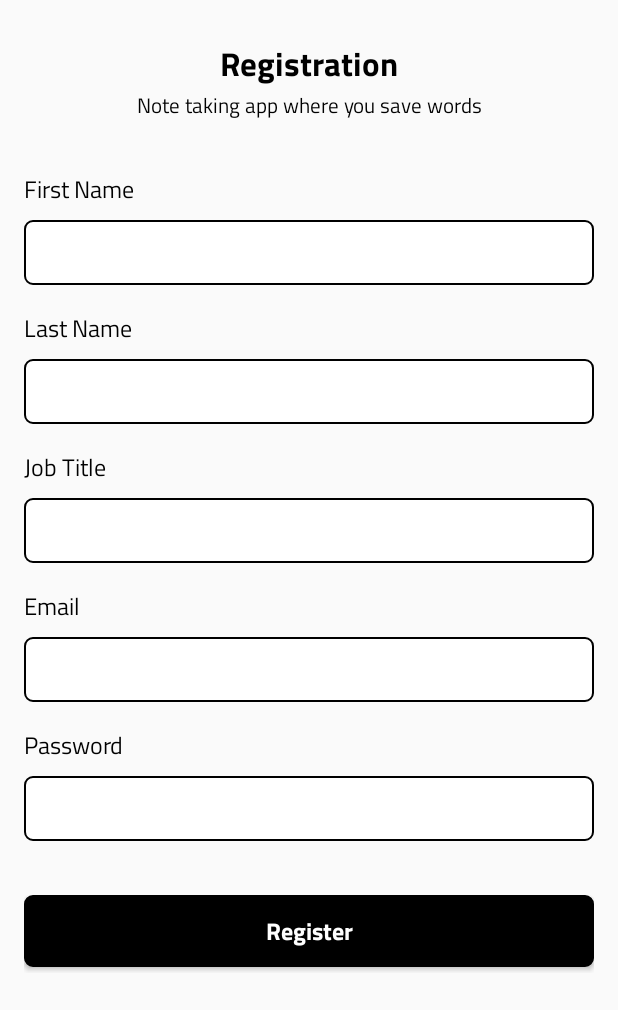
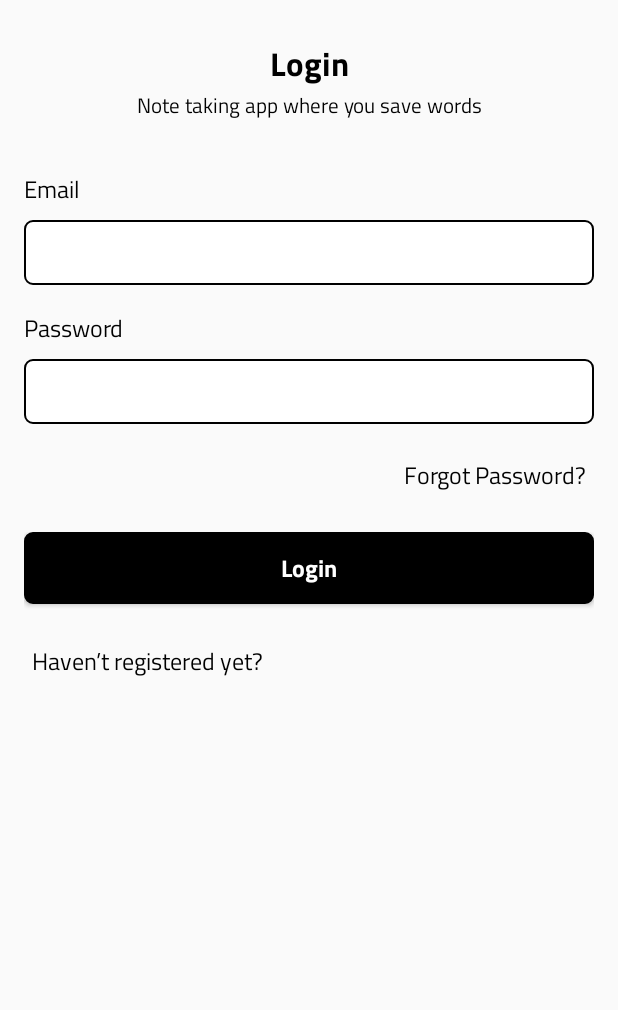
Before and after one commit to duyennguyen1408/Notes-App-with-Kotlin, an Android app: the screen it shows after launch (MainActivity), on a phone screen of 412 x 824 dp. Shown: the top 1010 px of the screen. Run offline under Robolectric (Android 15) with nearby library versions, the phone set to English and light mode, and no system bars; our stand-ins replace Dagger/Hilt's generated code, Firebase (no records; nobody signed in at launch, a user with empty details on screens opened directly).

Commit message:
Add Login feature and Modify the UI

```diff
--- a/app/src/main/java/com/example/notesappwithkotlin/data/repository/AuthRepository.kt
+++ b/app/src/main/java/com/example/notesappwithkotlin/data/repository/AuthRepository.kt
@@ -7,6 +7,6 @@
 interface AuthRepository {
     fun registerUser(email: String, password: String, user: User, result: (UiState<String>) -> Unit)
     fun updateUserInfo(user: User, result: (UiState<String>) -> Unit)
-    fun loginUser(user: User, result: (UiState<String>) -> Unit)
+    fun loginUser(email: String, password: String, result: (UiState<String>) -> Unit)
     fun forgotPassword(user: User, result: (UiState<String>) -> Unit)
 }
--- a/app/src/main/java/com/example/notesappwithkotlin/di/RepositoryModule.kt
+++ b/app/src/main/java/com/example/notesappwithkotlin/di/RepositoryModule.kt
@@ -1,6 +1,6 @@
 package com.example.notesappwithkotlin.di
 
-import com.example.firebasewithmvvm.data.repository.AuthRepositoryImp
+import com.example.notesappwithkotlin.data.repository.AuthRepositoryImp
 import com.example.notesappwithkotlin.data.repository.AuthRepository
 import com.example.notesappwithkotlin.data.repository.NoteRepository
 import com.example.notesappwithkotlin.data.repository.NoteRepositoryImp
--- a/app/src/main/java/com/example/notesappwithkotlin/ui/auth/AuthViewModel.kt
+++ b/app/src/main/java/com/example/notesappwithkotlin/ui/auth/AuthViewModel.kt
@@ -18,6 +18,10 @@
     val register: LiveData<UiState<String>>
         get() = _register
 
+    private val _login = MutableLiveData<UiState<String>>()
+    val login: LiveData<UiState<String>>
+        get() = _login
+
     fun register(
         email: String,
         password: String,
@@ -30,4 +34,17 @@
             user = user
         ) { _register.value = it }
     }
+
+    fun login(
+        email: String,
+        password: String
+    ) {
+        _login.value = UiState.Loading
+        repository.loginUser(
+            email,
+            password
+        ){
+            _login.value = it
+        }
+    }
 }
--- /dev/null
+++ b/app/src/main/java/com/example/notesappwithkotlin/ui/auth/LoginFragment.kt
@@ -0,0 +1,101 @@
+package com.example.notesappwithkotlin.ui.auth
+
+import android.os.Bundle
+import android.view.LayoutInflater
+import android.view.View
+import android.view.ViewGroup
+import androidx.fragment.app.Fragment
+import androidx.fragment.app.viewModels
+import androidx.navigation.fragment.findNavController
+import com.example.notesappwithkotlin.util.UiState
+import com.example.notesappwithkotlin.util.toast
+import com.example.notesappwithkotlin.R
+import com.example.notesappwithkotlin.databinding.FragmentLoginBinding
+import com.example.notesappwithkotlin.util.hide
+import com.example.notesappwithkotlin.util.isValidEmail
+import com.example.notesappwithkotlin.util.show
+import dagger.hilt.android.AndroidEntryPoint
+
+@AndroidEntryPoint
+class LoginFragment : Fragment() {
+
+    val TAG: String = "RegisterFragment"
+    lateinit var binding: FragmentLoginBinding
+    val viewModel: AuthViewModel by viewModels()
+
+    override fun onCreateView(
+        inflater: LayoutInflater, container: ViewGroup?,
+        savedInstanceState: Bundle?
+    ): View? {
+        binding = FragmentLoginBinding.inflate(layoutInflater)
+        return binding.root
+    }
+
+    override fun onViewCreated(view: View, savedInstanceState: Bundle?) {
+        super.onViewCreated(view, savedInstanceState)
+        observer()
+        binding.loginBtn.setOnClickListener {
+            if (validation()) {
+                viewModel.login(
+                    email = binding.emailEt.text.toString(),
+                    password = binding.passEt.text.toString()
+                )
+            }
+        }
+
+        binding.forgotPassLabel.setOnClickListener {
+
+        }
+
+        binding.registerLabel.setOnClickListener {
+            findNavController().navigate(R.id.action_loginFragment_to_registerFragment)
+        }
+    }
+
+    fun observer(){
+        viewModel.login.observe(viewLifecycleOwner) { state ->
+            when(state){
+                is UiState.Loading -> {
+                    binding.loginBtn.setText("")
+                    binding.loginProgress.show()
+                }
+                is UiState.Failure -> {
+                    binding.loginBtn.setText("Login")
+                    binding.loginProgress.hide()
+                    toast(state.error)
+                }
+                is UiState.Success -> {
+                    binding.loginBtn.setText("Login")
+                    binding.loginProgress.hide()
+                    toast(state.data)
+                    findNavController().navigate(R.id.action_loginFragment_to_noteListingFragment)
+                }
+            }
+        }
+    }
+
+    fun validation(): Boolean {
+        var isValid = true
+
+        if (binding.emailEt.text.isNullOrEmpty()){
+            isValid = false
+            toast(getString(R.string.enter_email))
+        }else{
+            if (!binding.emailEt.text.toString().isValidEmail()){
+                isValid = false
+                toast(getString(R.string.invalid_email))
+            }
+        }
+        if (binding.passEt.text.isNullOrEmpty()){
+            isValid = false
+            toast(getString(R.string.enter_password))
+        }else{
+            if (binding.passEt.text.toString().length < 8){
+                isValid = false
+                toast(getString(R.string.invalid_password))
+            }
+        }
+        return isValid
+    }
+
+}
--- /dev/null
+++ b/app/src/main/res/layout/fragment_login.xml
@@ -0,0 +1,160 @@
+<?xml version="1.0" encoding="utf-8"?>
+<androidx.constraintlayout.widget.ConstraintLayout xmlns:android="http://schemas.android.com/apk/res/android"
+    xmlns:tools="http://schemas.android.com/tools"
+    android:layout_width="match_parent"
+    android:layout_height="match_parent"
+    xmlns:app="http://schemas.android.com/apk/res-auto"
+    tools:context=".ui.auth.LoginFragment">
+
+    <TextView
+        android:id="@+id/name"
+        android:layout_width="wrap_content"
+        android:layout_height="wrap_content"
+        android:layout_marginTop="25dp"
+        android:fontFamily="@font/titillium_web_bold"
+        android:text="Login"
+        android:textColor="@color/black"
+        android:textSize="22dp"
+        app:layout_constraintEnd_toEndOf="parent"
+        app:layout_constraintStart_toStartOf="parent"
+        app:layout_constraintTop_toTopOf="parent" />
+
+    <TextView
+        android:id="@+id/headline"
+        android:layout_width="wrap_content"
+        android:layout_height="wrap_content"
+        android:fontFamily="@font/titillium_web_regular"
+        android:text="Note taking app where you save words"
+        android:textColor="@color/black"
+        android:textSize="14dp"
+        app:layout_constraintEnd_toEndOf="parent"
+        app:layout_constraintStart_toStartOf="parent"
+        app:layout_constraintTop_toBottomOf="@+id/name" />
+
+    <TextView
+        android:id="@+id/email_label"
+        android:layout_width="wrap_content"
+        android:layout_height="wrap_content"
+        android:layout_marginStart="16dp"
+        android:layout_marginTop="32dp"
+        android:fontFamily="@font/titillium_web_regular"
+        android:text="Email"
+        android:textColor="@color/black"
+        android:textSize="16dp"
+        app:layout_constraintStart_toStartOf="parent"
+        app:layout_constraintTop_toBottomOf="@+id/headline" />
+
+    <EditText
+        android:id="@+id/email_et"
+        android:layout_width="0dp"
+        android:layout_height="wrap_content"
+        android:layout_marginStart="16dp"
+        android:layout_marginLeft="16dp"
+        android:layout_marginTop="8dp"
+        android:layout_marginEnd="16dp"
+        android:layout_marginRight="16dp"
+        android:background="@drawable/black_white_rect_bg"
+        android:ems="10"
+        android:fontFamily="@font/titillium_web_regular"
+        android:inputType="textPersonName"
+        android:textColor="@color/black"
+        android:textSize="14dp"
+        app:layout_constraintEnd_toEndOf="parent"
+        app:layout_constraintHorizontal_bias="0.0"
+        app:layout_constraintStart_toStartOf="parent"
+        app:layout_constraintTop_toBottomOf="@+id/email_label" />
+
+    <TextView
+        android:id="@+id/pass_label"
+        android:layout_width="wrap_content"
+        android:layout_height="wrap_content"
+        android:layout_marginTop="16dp"
+        android:fontFamily="@font/titillium_web_regular"
+        android:text="Password"
+        android:textColor="@color/black"
+        android:textSize="16dp"
+        app:layout_constraintEnd_toEndOf="@+id/email_et"
+        app:layout_constraintHorizontal_bias="0.0"
+        app:layout_constraintStart_toStartOf="@+id/email_et"
+        app:layout_constraintTop_toBottomOf="@+id/email_et" />
+
+    <EditText
+        android:id="@+id/pass_et"
+        android:layout_width="0dp"
+        android:layout_height="wrap_content"
+        android:layout_marginTop="8dp"
+        android:background="@drawable/black_white_rect_bg"
+        android:fontFamily="@font/titillium_web_regular"
+        android:inputType="textPassword"
+        android:textColor="@color/black"
+        android:textSize="14dp"
+        app:layout_constraintEnd_toEndOf="@+id/email_et"
+        app:layout_constraintHorizontal_bias="0.0"
+        app:layout_constraintStart_toStartOf="@+id/email_et"
+        app:layout_constraintTop_toBottomOf="@+id/pass_label" />
+
+    <TextView
+        android:id="@+id/forgot_pass_label"
+        android:layout_width="wrap_content"
+        android:layout_height="wrap_content"
+        android:layout_marginTop="16dp"
+        android:fontFamily="@font/titillium_web_regular"
+        android:padding="5dp"
+        android:text="Forgot Password?"
+        android:textColor="@color/black"
+        android:textSize="16dp"
+        app:layout_constraintEnd_toEndOf="@+id/email_et"
+        app:layout_constraintTop_toBottomOf="@+id/pass_et" />
+
+    <TextView
+        android:id="@+id/register_label"
+        android:layout_width="wrap_content"
+        android:layout_height="wrap_content"
+        android:layout_marginTop="16dp"
+        android:fontFamily="@font/titillium_web_regular"
+        android:padding="5dp"
+        android:text="Haven’t registered yet?"
+        android:textColor="@color/black"
+        android:textSize="16dp"
+        app:layout_constraintEnd_toEndOf="@+id/email_et"
+        app:layout_constraintHorizontal_bias="0.0"
+        app:layout_constraintStart_toStartOf="@+id/email_et"
+        app:layout_constraintTop_toBottomOf="@+id/button_layout" />
+
+    <RelativeLayout
+        android:id="@+id/button_layout"
+        android:layout_width="0dp"
+        android:layout_height="wrap_content"
+        android:layout_marginTop="20dp"
+        app:layout_constraintEnd_toEndOf="@+id/email_et"
+        app:layout_constraintHorizontal_bias="0.0"
+        app:layout_constraintStart_toStartOf="@+id/email_et"
+        app:layout_constraintTop_toBottomOf="@+id/forgot_pass_label">
+
+        <com.google.android.material.button.MaterialButton
+            android:id="@+id/login_btn"
+            android:layout_width="match_parent"
+            android:layout_height="wrap_content"
+            android:background="@drawable/black_rect_bg"
+            android:text="Login"
+            android:gravity="center"
+            android:textAllCaps="false"
+            android:textAppearance="@style/SubTitleStyle"
+            android:textColor="@color/white"
+            app:backgroundTint="@color/black" />
+
+        <ProgressBar
+            android:id="@+id/login_progress"
+            style="?android:attr/progressBarStyle"
+            android:layout_width="36dp"
+            android:layout_height="36dp"
+            android:layout_centerInParent="true"
+            android:layout_marginTop="16dp"
+            android:elevation="10dp"
+            android:indeterminateTint="@color/white"
+            android:visibility="invisible" />
+
+    </RelativeLayout>
+
+
+</androidx.constraintlayout.widget.ConstraintLayout>
--- a/app/src/main/res/navigation/app_navigation.xml
+++ b/app/src/main/res/navigation/app_navigation.xml
@@ -3,7 +3,7 @@
     xmlns:app="http://schemas.android.com/apk/res-auto"
     xmlns:tools="http://schemas.android.com/tools"
     android:id="@+id/app_navigation"
-    app:startDestination="@id/registerFragment">
+    app:startDestination="@id/loginFragment">
 
     <fragment
         android:id="@+id/noteListingFragment"
@@ -29,5 +29,17 @@
             android:id="@+id/action_registerFragment_to_noteListingFragment"
             app:destination="@id/noteListingFragment" />
     </fragment>
+    <fragment
+        android:id="@+id/loginFragment"
+        android:name="com.example.notesappwithkotlin.ui.auth.LoginFragment"
+        android:label="fragment_login"
+        tools:layout="@layout/fragment_login" >
+        <action
+            android:id="@+id/action_loginFragment_to_noteListingFragment"
+            app:destination="@id/noteListingFragment" />
+        <action
+            android:id="@+id/action_loginFragment_to_registerFragment"
+            app:destination="@id/registerFragment" />
+    </fragment>
 
 </navigation>
```
Also changed, not shown: app/src/main/java/com/example/notesappwithkotlin/data/repository/AuthRepositoryImp.kt (+14 -3 lines), app/src/main/res/layout/add_tag_dialog.xml (+5 -2 lines), app/src/main/res/layout/fragment_note_listing.xml (+24 -2 lines).
